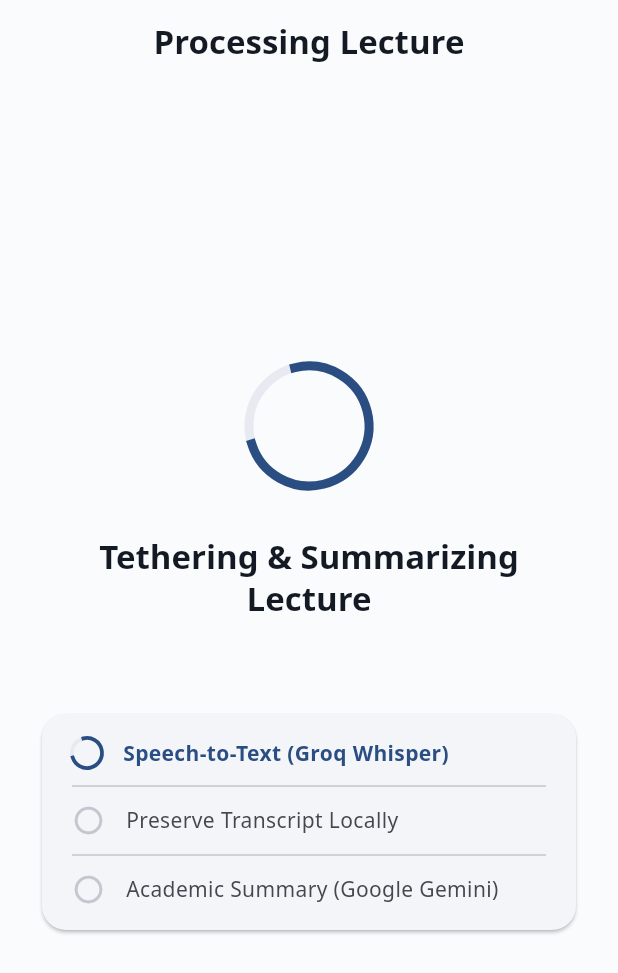
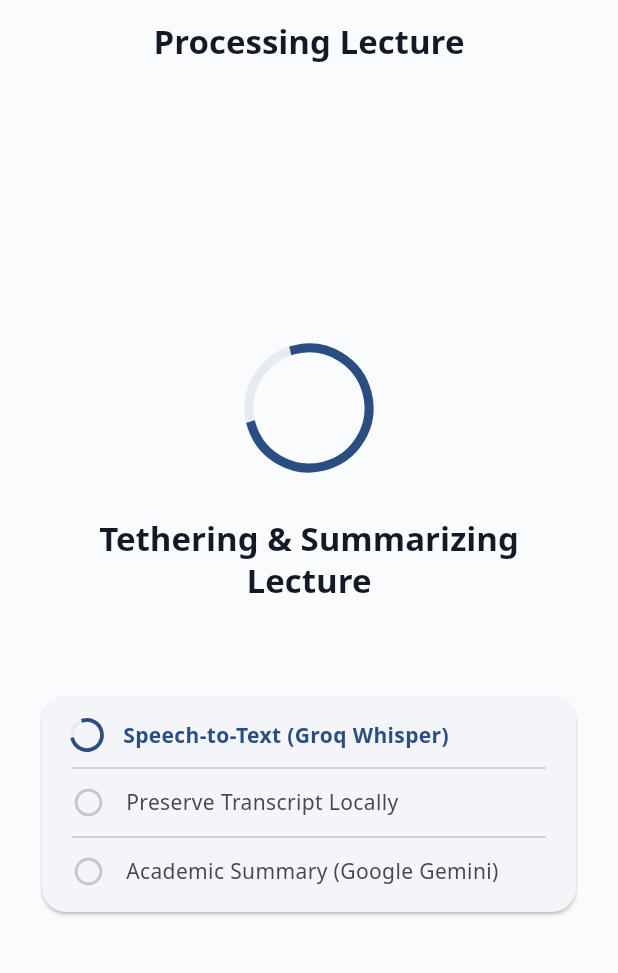
Before and after one commit to halimtayeb47/qayd, a Flutter app: the ProcessingScreen screen opened directly, on a phone screen of 412 x 824 dp. Shown: the top 973 px of the screen. Run offline on Flutter 3.47's test engine with Material 3 defaults, Android fonts, the phone set to English and light mode, and no system bars; our stand-ins replace dio, file_picker, hive_flutter, just_audio; missing offline and left inert: record; accounts and stored records are empty; Roboto replaces fonts that are missing (IBM Plex Sans).

Commit message:
fix(ui): resolve bottom RenderFlex overflow on ProcessingScreen Fixes #1

```diff
--- a/lib/screens/processing/processing_screen.dart
+++ b/lib/screens/processing/processing_screen.dart
@@ -60,13 +60,13 @@ class _ProcessingScreenState extends State<ProcessingScreen> {
           automaticallyImplyLeading: isDone || hasError,
         ),
         body: SafeArea(
-          child: Padding(
+          child: Center(
+            child: SingleChildScrollView(
               padding: const EdgeInsets.all(28.0),
               child: Column(
                 mainAxisAlignment: MainAxisAlignment.center,
+                mainAxisSize: MainAxisSize.min,
                 children: [
-                const Spacer(),
-
                   // Animated Status Icon
                   if (hasError)
                     Icon(
@@ -114,6 +114,8 @@ class _ProcessingScreenState extends State<ProcessingScreen> {
                         ? provider.errorMessage!
                         : provider.processingStatusMessage,
                     textAlign: TextAlign.center,
+                    maxLines: 4,
+                    overflow: TextOverflow.ellipsis,
                     style: theme.textTheme.bodyMedium?.copyWith(
                       color: hasError
                           ? theme.colorScheme.error
@@ -163,7 +165,7 @@ class _ProcessingScreenState extends State<ProcessingScreen> {
                     ),
                   ),
 
-                const Spacer(),
+                  const SizedBox(height: 24),
 
                   // Actions upon Completion or Error
                   if (hasError && hasTranscript) ...[
@@ -216,6 +218,7 @@ class _ProcessingScreenState extends State<ProcessingScreen> {
             ),
           ),
         ),
+      ),
     );
   }
 
```
Lines whose indentation alone changed are shown as unchanged.
